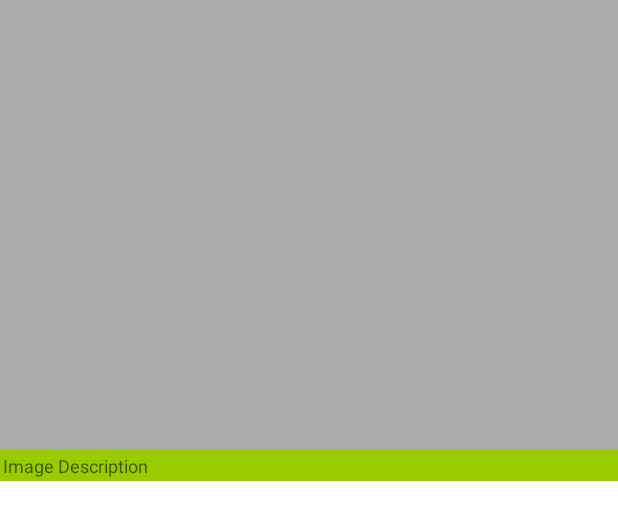
After one commit to Dasari-Nikhil-dev/fades, an Android app built with Jetpack Compose: the layout list_item_gallery_image.xml on its own in the app's theme, with its tools: preview values and no code run, on a phone screen of 412 x 824 dp. The commit adds this screen. Shown: the top 520 px of the screen. Run offline under Robolectric (Android 15) with nearby library versions, the phone set to English and light mode, and no system bars.

Commit message:
Added RecyclerView stuff for the Feed

```diff
--- a/app/build.gradle.kts
+++ b/app/build.gradle.kts
@@ -55,6 +55,12 @@ dependencies {
     implementation(libs.androidx.lifecycle.livedata.ktx)
     implementation(libs.androidx.lifecycle.viewmodel.ktx)
     implementation(libs.androidx.fragment.ktx)
+    implementation(libs.androidx.recyclerView)
+
+    //Coil Library for Image Loading
+    implementation(libs.coil.core)
+    implementation(libs.coil.compose)
+    implementation(libs.coil.network.okhttp)
 
     // navigation
     implementation(libs.androidx.navigation.compose)
--- /dev/null
+++ b/app/src/main/res/layout/list_item_gallery_image.xml
@@ -0,0 +1,26 @@
+<?xml version="1.0" encoding="utf-8"?>
+<LinearLayout xmlns:android="http://schemas.android.com/apk/res/android"
+    xmlns:tools="http://schemas.android.com/tools"
+    android:orientation="vertical"
+    android:layout_width="match_parent"
+    android:layout_height="wrap_content">
+
+    <ImageView
+        android:id="@+id/ItemImageView"
+        android:layout_width="match_parent"
+        android:layout_height="300dp"
+        android:contentDescription="Image Description"
+        android:scaleType="fitCenter"
+        tools:background="@android:color/darker_gray"
+        tools:layout_height="300dp" />
+
+    <TextView
+        android:id="@+id/ItemTextView"
+        android:layout_width="match_parent"
+        android:layout_height="wrap_content"
+        android:padding="2dp"
+        android:textAppearance="@style/TextAppearance.AppCompat.Caption"
+        tools:background="@android:color/holo_green_light"
+        tools:text="Image Description" />
+
+</LinearLayout>
--- a/build.gradle.kts
+++ b/build.gradle.kts
@@ -4,4 +4,5 @@ plugins {
     alias(libs.plugins.kotlin.android) apply false
     alias(libs.plugins.kotlin.compose) apply false
     alias(libs.plugins.jetbrains.kotlin.jvm) apply false
+    alias(libs.plugins.ksp) apply false
 }
```
Also changed, not shown: app/src/main/java/com/example/fades/ui/theme/feed/FeedFragment.kt (+14 -4 lines), app/src/main/java/com/example/fades/ui/theme/feed/FeedRecyclerAdapter.kt (added, +54 -0 lines), app/src/main/res/layout/activity_main.xml (+9 -6 lines), app/src/main/res/layout/fragment_feed.xml (+6 -7 lines), gradle/libs.versions.toml (+12 -2 lines), libfades/build.gradle.kts (+6 -4 lines), app/src/main/res/drawable/placeholder_image.png (added).
